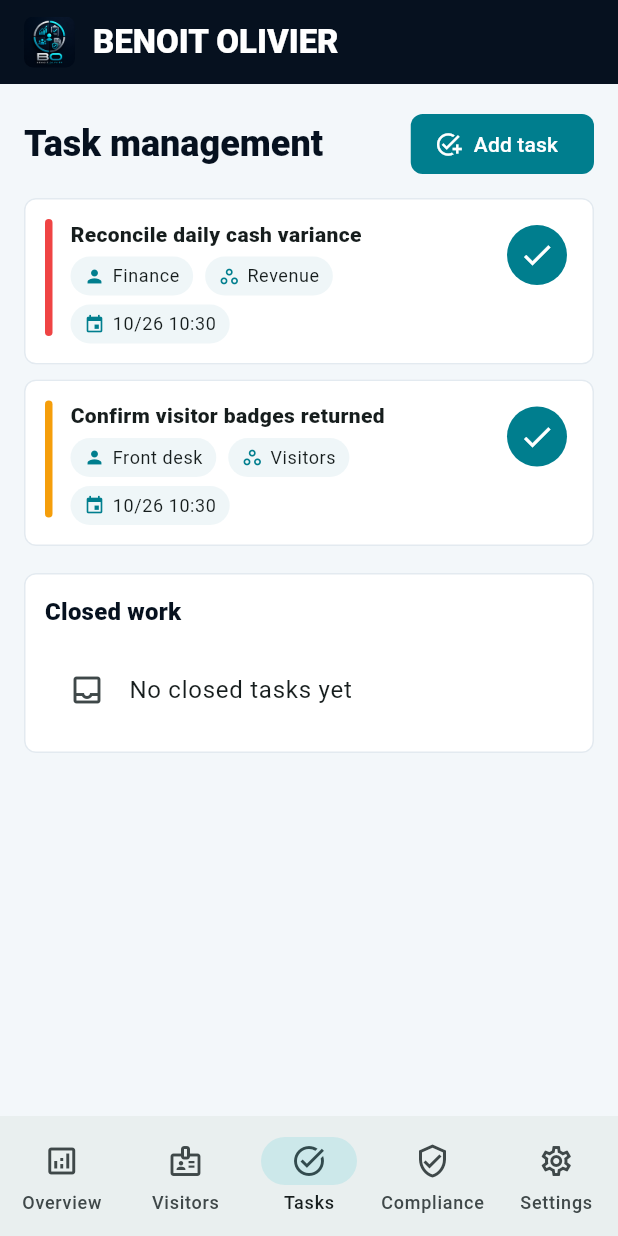
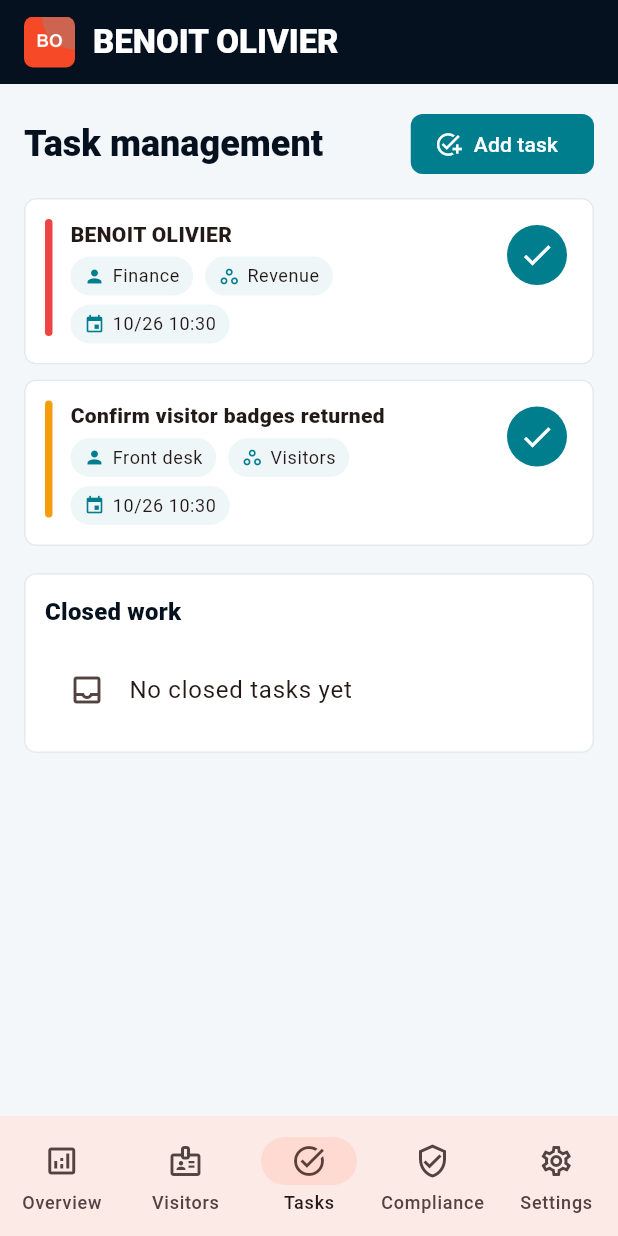
Before and after one commit to EOOrga/68d9d10a1299230338dbbdc7, a Flutter app: the screen it shows after launch, item 3 of the bottom bar chosen, on a phone screen of 412 x 824 dp. Run offline on Flutter 3.47's test engine with Material 3 defaults, Android fonts, the phone set to English and light mode, and no system bars; our stand-ins replace shared_preferences.

Commit message:
Create Flutter variant com.bromi.benoitolivier

```diff
--- a/lib/main.dart
+++ b/lib/main.dart
@@ -6,7 +6,7 @@ import 'package:shared_preferences/shared_preferences.dart';
 
 const _brandName = 'BENOIT OLIVIER';
 const _primaryNavy = Color(0xFF06111F);
-const _electricCyan = Color(0xFF04D9E8);
+const _electricCyan = Color(0xFFF54927);
 const _success = Color(0xFF2DD4BF);
 const _warning = Color(0xFFF59E0B);
 const _danger = Color(0xFFEF4444);
@@ -459,7 +459,7 @@ class OperationsState extends ChangeNotifier {
     tasks = [
       OpsTask(
         id: 't1',
-        title: 'Reconcile daily cash variance',
+        title: 'BENOIT OLIVIER',
         owner: 'Finance',
         area: 'Revenue',
         dueDate: now.add(const Duration(days: 1)),
--- a/pubspec.yaml
+++ b/pubspec.yaml
@@ -1,4 +1,4 @@
-name: benoit_olivier
+name: benoitolivier
 description: Local operations workspace for BENOIT OLIVIER.
 publish_to: 'none'
 version: 1.0.0+1
@@ -21,6 +21,8 @@ flutter_launcher_icons:
   android: true
   ios: false
   image_path: "docs/icon.png"
+  adaptive_icon_foreground: docs/icon.png
+  adaptive_icon_background: "#27D3F5"
   min_sdk_android: 23
 
 flutter:
```
Also changed, not shown: docs/icon.png, 11 other files.
